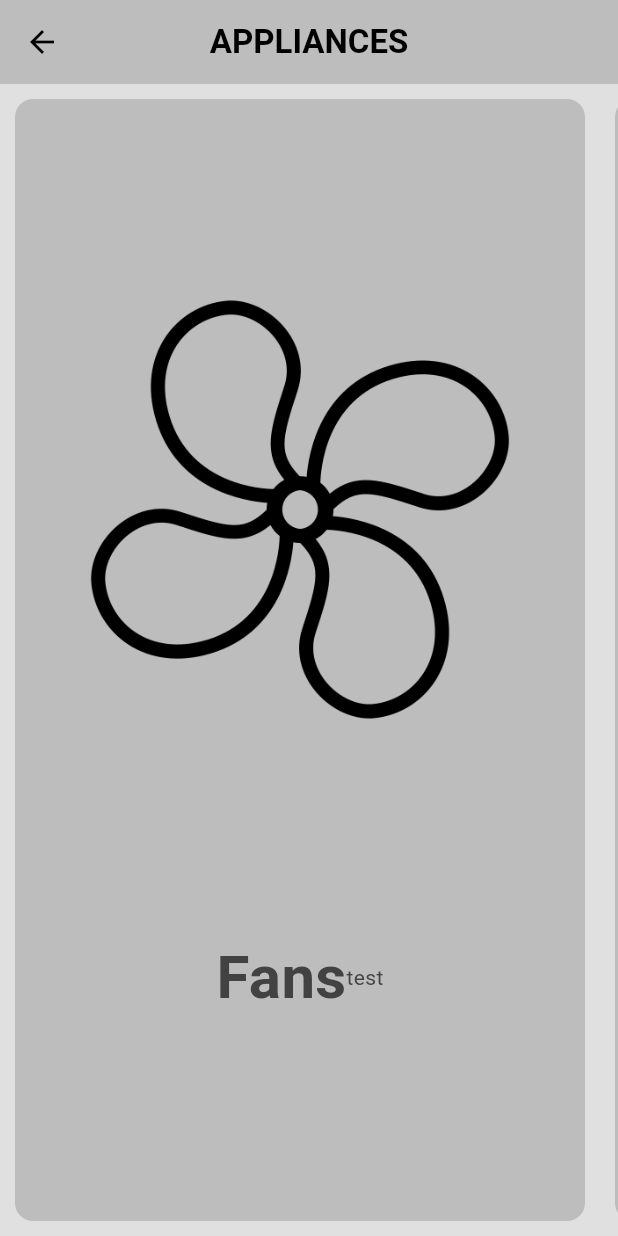
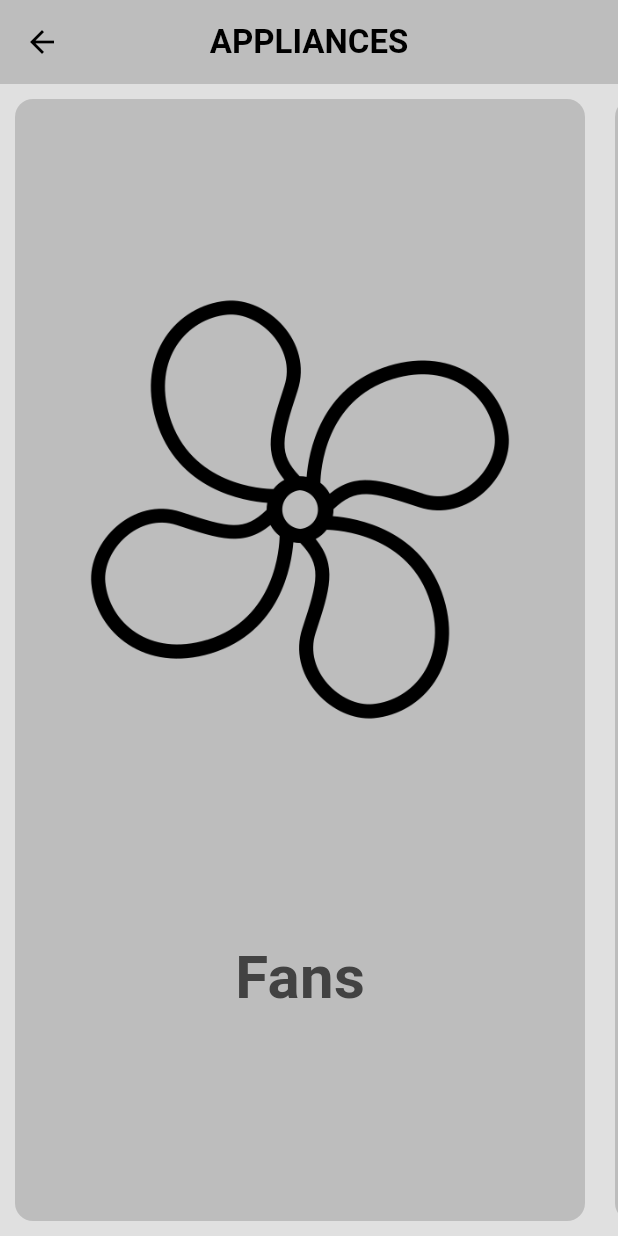
Before and after one commit to redanjir/Khaliq-Home-1-, a Flutter app: the ManageAppliancesPage screen opened by its route, on a phone screen of 412 x 824 dp. Run offline on Flutter 3.47's test engine with Material 3 defaults, Android fonts, the light colour scheme and no system bars; our stand-ins replace cloud_firestore, firebase_core; missing offline and left inert: auth; accounts and stored records are empty.

Commit message:
removed test

```diff
--- a/lib/components/manage_appliances.dart
+++ b/lib/components/manage_appliances.dart
@@ -33,7 +33,6 @@ class _ManageAppliancesState extends State<ManageAppliances> {
                 mainAxisAlignment: MainAxisAlignment.center,
                 children: [
                   Text(widget.title, style: TextStyle(fontSize: 40, fontWeight: FontWeight.bold),),
-                  Text('test'),
                 ],
               ),
             ),
```
